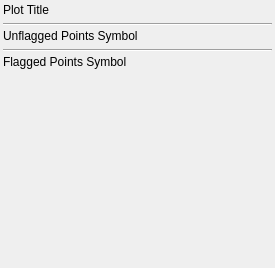
radio-astro/casa, file code/plotms/implement/GuiTabs/PlotMSDisplayTab.ui: the form before one commit.
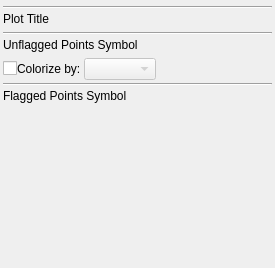
The form after the commit.

What changed in the file:
```diff
--- a/code/plotms/implement/GuiTabs/PlotMSDisplayTab.ui
+++ b/code/plotms/implement/GuiTabs/PlotMSDisplayTab.ui
@@ -34,6 +34,23 @@
    <property name="bottomMargin" >
     <number>3</number>
    </property>
+   <item>
+    <widget class="QFrame" name="chooserFrame" >
+     <property name="frameShape" >
+      <enum>QFrame::NoFrame</enum>
+     </property>
+     <property name="frameShadow" >
+      <enum>QFrame::Raised</enum>
+     </property>
+    </widget>
+   </item>
+   <item>
+    <widget class="Line" name="chooserLine" >
+     <property name="orientation" >
+      <enum>Qt::Horizontal</enum>
+     </property>
+    </widget>
+   </item>
    <item>
     <widget class="QLabel" name="titleLabel" >
      <property name="text" >
@@ -81,6 +98,54 @@
      </property>
     </widget>
    </item>
+   <item>
+    <layout class="QHBoxLayout" >
+     <property name="spacing" >
+      <number>3</number>
+     </property>
+     <item>
+      <layout class="QHBoxLayout" >
+       <property name="spacing" >
+        <number>0</number>
+       </property>
+       <item>
+        <widget class="QCheckBox" name="colorize" >
+         <property name="text" >
+          <string/>
+         </property>
+        </widget>
+       </item>
+       <item>
+        <widget class="QLabel" name="colorizeLabel" >
+         <property name="text" >
+          <string>Colorize by:</string>
+         </property>
+        </widget>
+       </item>
+      </layout>
+     </item>
+     <item>
+      <widget class="QComboBox" name="colorizeChooser" >
+       <property name="enabled" >
+        <bool>false</bool>
+       </property>
+      </widget>
+     </item>
+     <item>
+      <spacer>
+       <property name="orientation" >
+        <enum>Qt::Horizontal</enum>
+       </property>
+       <property name="sizeHint" >
+        <size>
+         <width>40</width>
+         <height>20</height>
+        </size>
+       </property>
+      </spacer>
+     </item>
+    </layout>
+   </item>
    <item>
     <widget class="Line" name="line" >
      <property name="orientation" >
```
Left out of the diff: 19 changed lines with no effect on the pictures.
